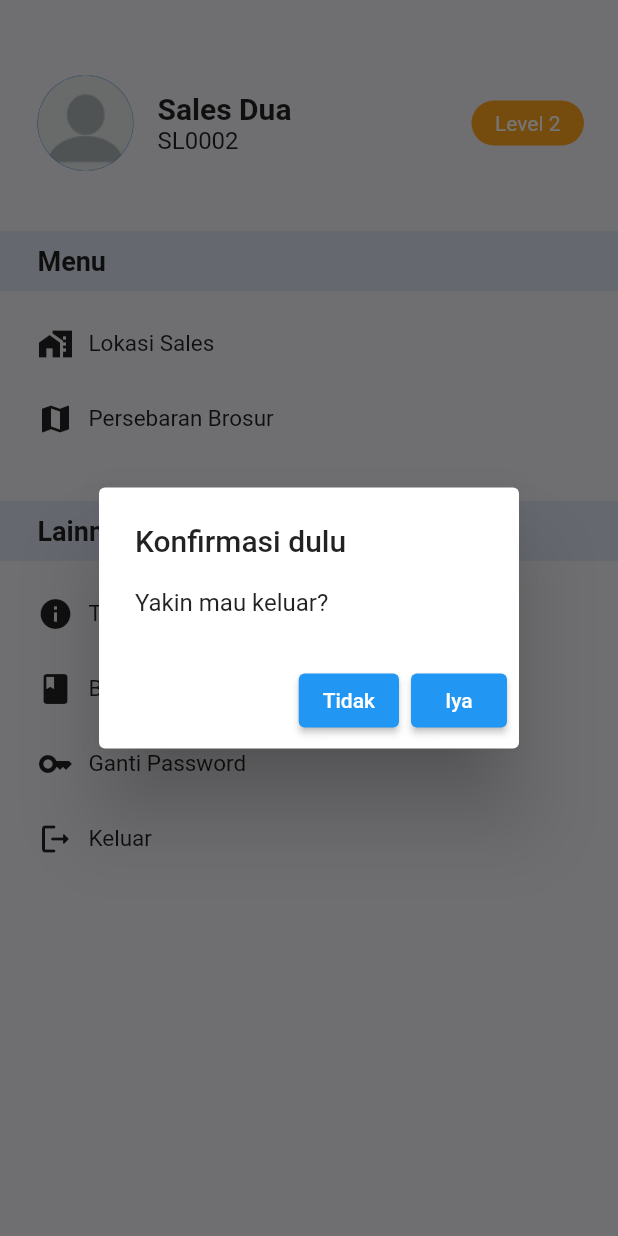
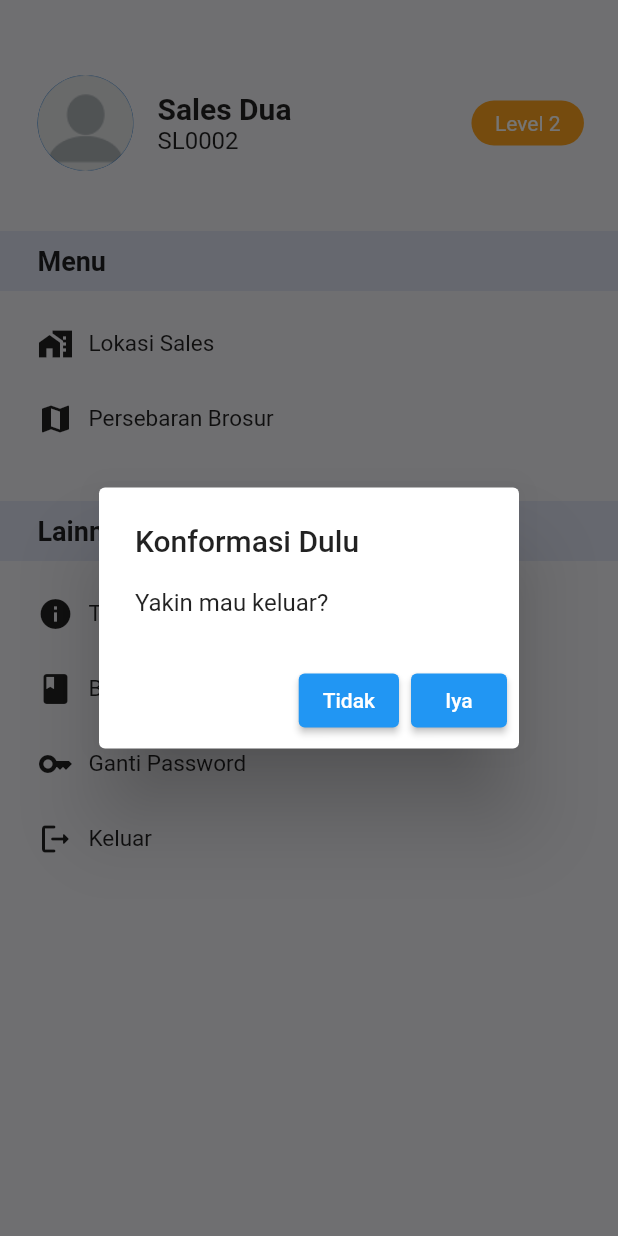
Before and after one commit to RamaNugraha07/latihan_flutter, a Flutter app: the Profile screen opened directly, after a tap on "Keluar", on a phone screen of 412 x 824 dp. Run offline on Flutter 3.47's test engine with Material 2 defaults, Android fonts, the phone set to English and light mode, and no system bars; our stand-ins replace google_fonts.

```diff
--- a/lib/profile.dart
+++ b/lib/profile.dart
@@ -181,7 +181,7 @@ class Profile extends StatelessWidget{
                   context: context,
                   builder: (BuildContext context) {
                     return AlertDialog(
-                      title: Text('Konfirmasi dulu'),
+                      title: Text('Konformasi Dulu'),
                       content: Text("Yakin mau keluar?"),
                       actions: [
                         ElevatedButton(
```
